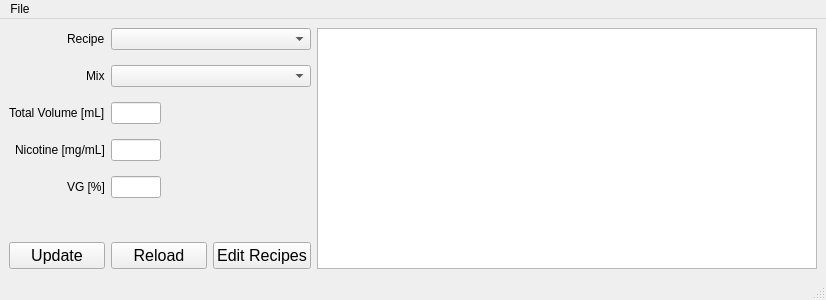
Qt form yacc_main_window.ui (aswild/yacc) before a commit.
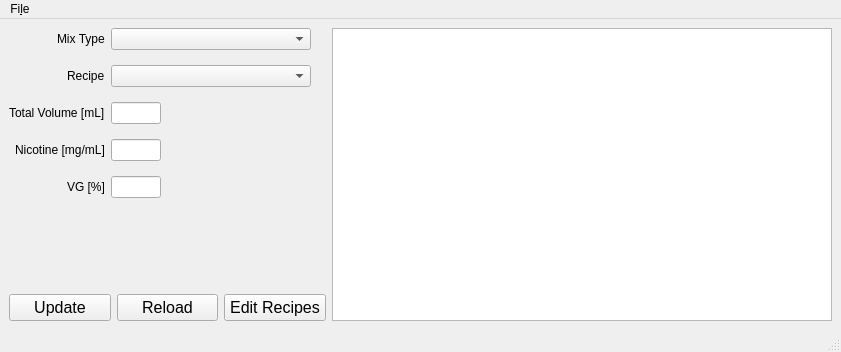
The same form after that commit.

Commit message: UI: swap mix type and recipe boxes

The edit to the form file:
```diff
--- a/yacc_main_window.ui
+++ b/yacc_main_window.ui
@@ -6,8 +6,8 @@
    <rect>
     <x>0</x>
     <y>0</y>
-    <width>821</width>
-    <height>300</height>
+    <width>841</width>
+    <height>352</height>
    </rect>
   </property>
   <property name="sizePolicy">
@@ -42,28 +42,11 @@
           <item row="1" column="0">
            <widget class="QLabel" name="label">
             <property name="text">
-             <string>Recipe</string>
+             <string>Mix Type</string>
             </property>
            </widget>
           </item>
           <item row="1" column="1">
-           <widget class="QComboBox" name="recipe_box">
-            <property name="minimumSize">
-             <size>
-              <width>200</width>
-              <height>0</height>
-             </size>
-            </property>
-           </widget>
-          </item>
-          <item row="2" column="0">
-           <widget class="QLabel" name="label_5">
-            <property name="text">
-             <string>Mix</string>
-            </property>
-           </widget>
-          </item>
-          <item row="2" column="1">
            <widget class="QComboBox" name="mix_box">
             <property name="minimumSize">
              <size>
@@ -145,6 +128,23 @@
             </property>
            </widget>
           </item>
+          <item row="2" column="0">
+           <widget class="QLabel" name="label_5">
+            <property name="text">
+             <string>Recipe</string>
+            </property>
+           </widget>
+          </item>
+          <item row="2" column="1">
+           <widget class="QComboBox" name="recipe_box">
+            <property name="minimumSize">
+             <size>
+              <width>200</width>
+              <height>0</height>
+             </size>
+            </property>
+           </widget>
+          </item>
          </layout>
         </item>
         <item>
@@ -203,12 +203,6 @@
           <height>0</height>
          </size>
         </property>
-        <property name="font">
-         <font>
-          <family>Courier New</family>
-          <pointsize>12</pointsize>
-         </font>
-        </property>
         <property name="readOnly">
          <bool>true</bool>
         </property>
@@ -223,13 +217,13 @@
     <rect>
      <x>0</x>
      <y>0</y>
-     <width>821</width>
-     <height>21</height>
+     <width>841</width>
+     <height>30</height>
     </rect>
    </property>
    <widget class="QMenu" name="menuFile">
     <property name="title">
-     <string>File</string>
+     <string>Fi&amp;le</string>
     </property>
     <addaction name="actionOpen_File"/>
     <addaction name="actionAdd_Recipes"/>
```
Left out of the diff: 6 changed lines with no effect on the pictures. The commit also changes 1 other file.
